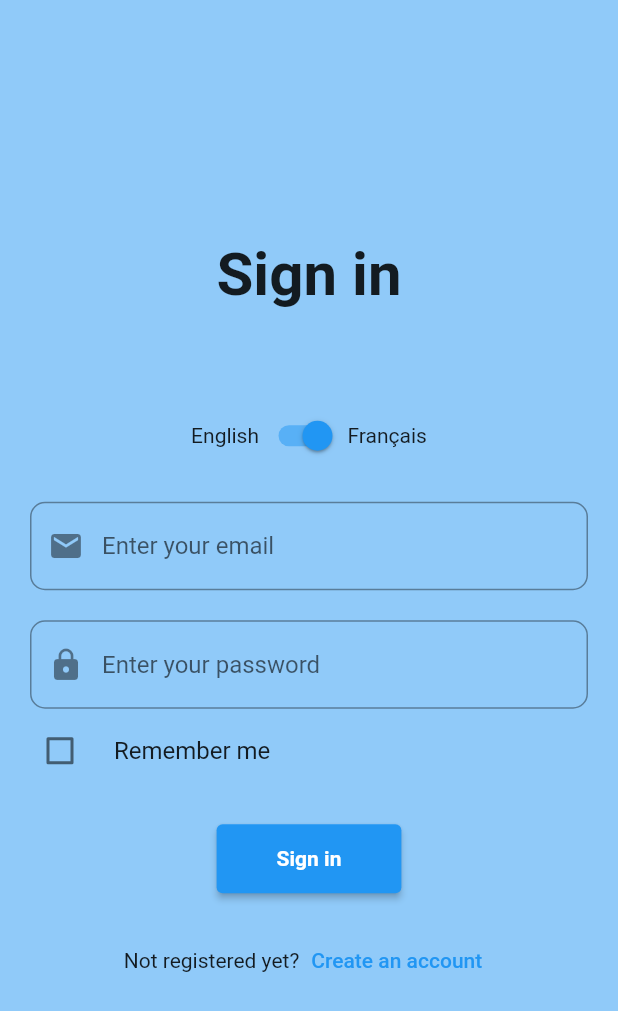
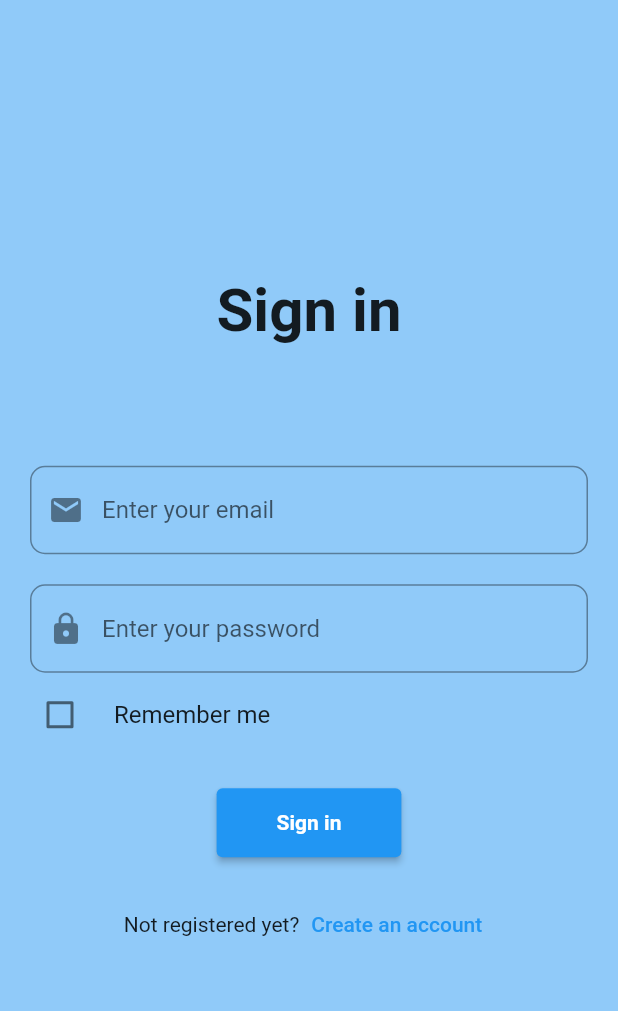
Before and after one commit to Sam-diom/presenceapp, a Flutter app: the screen it shows after launch, on a phone screen of 412 x 824 dp. Shown: the top 1011 px of the screen. Run offline on Flutter 3.47's test engine with Material 2 defaults, Android fonts, the phone set to English and light mode, and no system bars; our stand-ins replace email_validator.

Commit message:
Update login_screen.dart

```diff
--- a/lib/login_screen.dart
+++ b/lib/login_screen.dart
@@ -47,21 +47,6 @@ class _LoginPageState extends State<LoginPage> {
             ),
             const SizedBox(
               height: 60,
-            ),
-            Row(
-              mainAxisAlignment: MainAxisAlignment.center,
-              children: [
-                Text('English'),
-                Switch(
-                  value: currentLocale == const Locale('en', 'US'),
-                  onChanged: (newValue) {
-                    _changeLanguage(newValue
-                        ? const Locale('en', 'US')
-                        : const Locale('fr', 'FR'));
-                  },
-                ),
-                Text('Français'),
-              ],
             ),
             const SizedBox(
               height: 20,
@@ -159,7 +144,7 @@ class _LoginPageState extends State<LoginPage> {
                   ),
                 ],
               ),
-            )
+            ),
           ],
         ),
       ),
```
